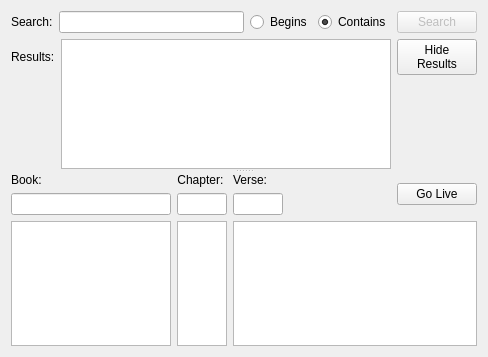
Above: src/biblewidget.ui from SoftProjector/src before the change. Below: the same form after it.
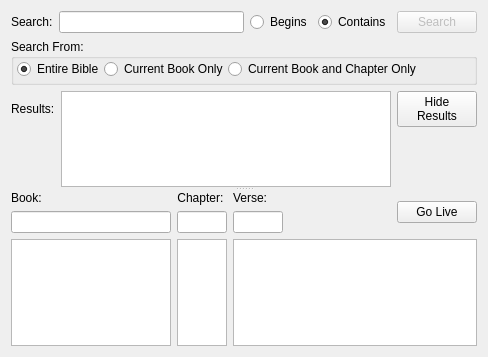
That is the form after the change.

Commit message: added the ability to narrow the bible search by book and chapter

```diff
--- a/src/biblewidget.ui
+++ b/src/biblewidget.ui
@@ -127,6 +127,67 @@
          </item>
         </layout>
        </item>
+       <item>
+        <widget class="QGroupBox" name="groupBox">
+         <property name="title">
+          <string>Search From:</string>
+         </property>
+         <layout class="QHBoxLayout" name="horizontalLayout_5">
+          <property name="spacing">
+           <number>0</number>
+          </property>
+          <property name="leftMargin">
+           <number>3</number>
+          </property>
+          <property name="topMargin">
+           <number>0</number>
+          </property>
+          <property name="rightMargin">
+           <number>3</number>
+          </property>
+          <property name="bottomMargin">
+           <number>3</number>
+          </property>
+          <item>
+           <widget class="QRadioButton" name="entire_bible_radioButton">
+            <property name="text">
+             <string>Entire Bible</string>
+            </property>
+            <property name="checked">
+             <bool>true</bool>
+            </property>
+           </widget>
+          </item>
+          <item>
+           <widget class="QRadioButton" name="current_book_radioButton">
+            <property name="text">
+             <string>Current Book Only</string>
+            </property>
+           </widget>
+          </item>
+          <item>
+           <widget class="QRadioButton" name="current_chapter_radioButton">
+            <property name="text">
+             <string>Current Book and Chapter Only</string>
+            </property>
+           </widget>
+          </item>
+          <item>
+           <spacer name="horizontalSpacer">
+            <property name="orientation">
+             <enum>Qt::Horizontal</enum>
+            </property>
+            <property name="sizeHint" stdset="0">
+             <size>
+              <width>40</width>
+              <height>20</height>
+             </size>
+            </property>
+           </spacer>
+          </item>
+         </layout>
+        </widget>
+       </item>
        <item>
         <layout class="QGridLayout" name="result_layout">
          <item row="0" column="0">
```
The commit also changes 3 other files.
